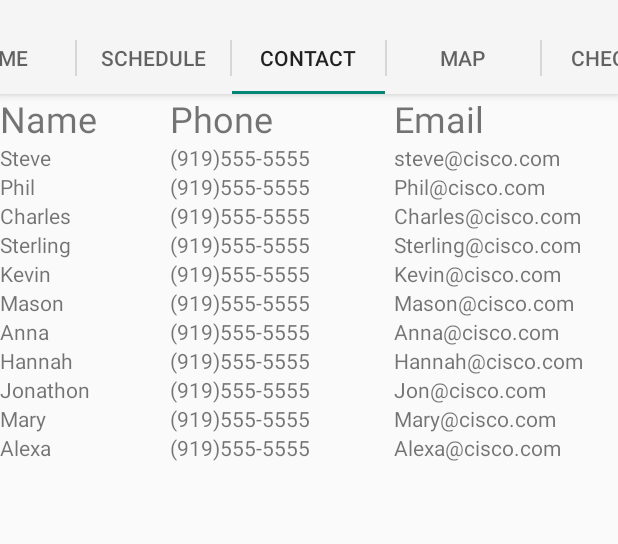
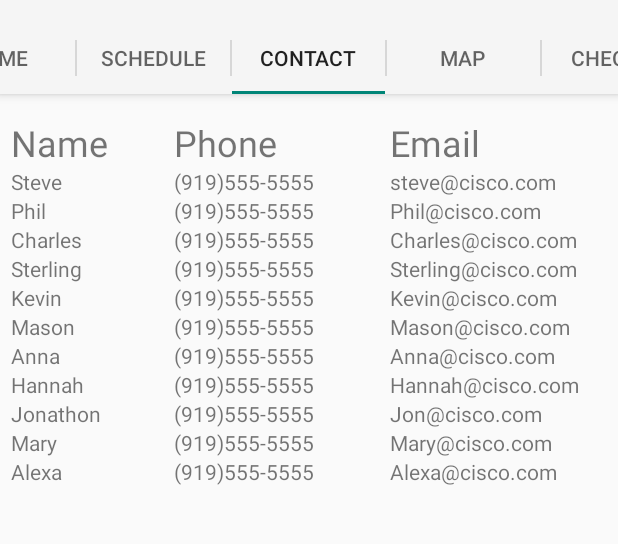
Before and after one commit to Surgens/HackIT-Mobile, an Android app: the screen it shows after launch (MainActivity), tab 3 chosen, on a phone screen of 412 x 824 dp, the part 62-606 px from its top. Run offline under Robolectric (Android 15) with nearby library versions, the phone set to English and light mode, and no system bars.

Commit message:
Merge branch 'master' of https://github.com/Surgens/HackIT-Mobile

```diff
--- a/Application/src/main/res/layout/fragment_contact.xml
+++ b/Application/src/main/res/layout/fragment_contact.xml
@@ -1,7 +1,12 @@
 <?xml version="1.0" encoding="utf-8"?>
 <TableLayout xmlns:android="http://schemas.android.com/apk/res/android"
     android:layout_width="match_parent"
-    android:layout_height="match_parent">
+    android:layout_height="match_parent"
+    android:paddingLeft="7dp"
+    android:paddingRight="7dp"
+    android:paddingTop="@dimen/activity_vertical_margin"
+    android:paddingBottom="@dimen/activity_vertical_margin"
+    android:id="@+id/contact">
 
     <TableRow android:layout_width="wrap_content"
         android:layout_height="wrap_content">
```
